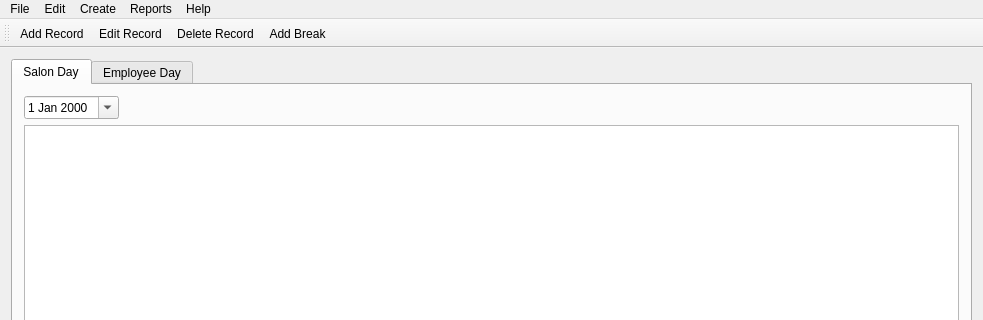
Before: the Qt Designer form mainwindow.ui in pliniofpa/Profiles_Project, drawn with Qt 5; both pictures show x 0 to 983 and y 0 to 320 of the 983 by 470 pixel window.
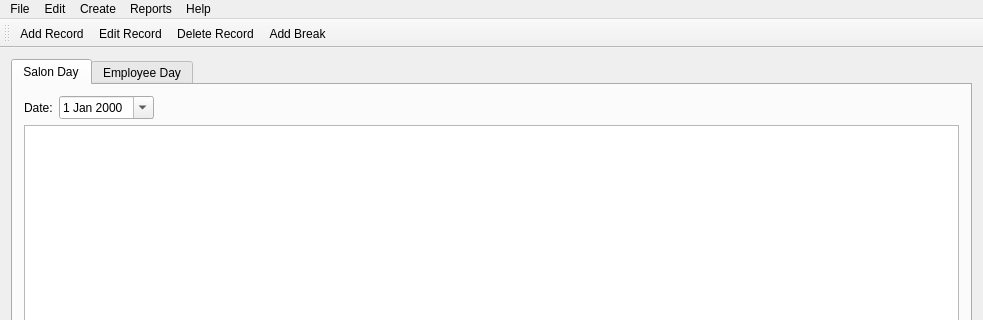
After: the same form once the commit is applied. The open tabs and pages were chosen to show the change. Icons and pictures are not drawn. Custom widgets are drawn as their Qt base class.

The edit to the form file:
```diff
--- a/mainwindow.ui
+++ b/mainwindow.ui
@@ -29,16 +29,40 @@
         <string>Salon Day</string>
        </attribute>
        <layout class="QGridLayout" name="gridLayout">
-        <item row="1" column="1">
+        <item row="0" column="0">
+         <layout class="QHBoxLayout" name="horizontalLayout_2">
+          <item alignment="Qt::AlignLeft">
+           <widget class="QLabel" name="label_2">
+            <property name="text">
+             <string>Date:</string>
+            </property>
+           </widget>
+          </item>
+          <item alignment="Qt::AlignLeft">
+           <widget class="QDateEdit" name="daily_appt_date_dateEdit">
+            <property name="calendarPopup">
+             <bool>true</bool>
+            </property>
+           </widget>
+          </item>
+          <item>
+           <spacer name="horizontalSpacer_2">
+            <property name="orientation">
+             <enum>Qt::Horizontal</enum>
+            </property>
+            <property name="sizeHint" stdset="0">
+             <size>
+              <width>40</width>
+              <height>20</height>
+             </size>
+            </property>
+           </spacer>
+          </item>
+         </layout>
+        </item>
+        <item row="1" column="0">
          <widget class="MyQTableWidget" name="daily_appt_tableWidget"/>
         </item>
-        <item row="0" column="1" alignment="Qt::AlignLeft">
-         <widget class="QDateEdit" name="daily_appt_date_dateEdit">
-          <property name="calendarPopup">
-           <bool>true</bool>
-          </property>
-         </widget>
-        </item>
        </layout>
       </widget>
       <widget class="QWidget" name="employe_day_tab">
```
Left out of the diff: 16 changed lines with no effect on the pictures.
